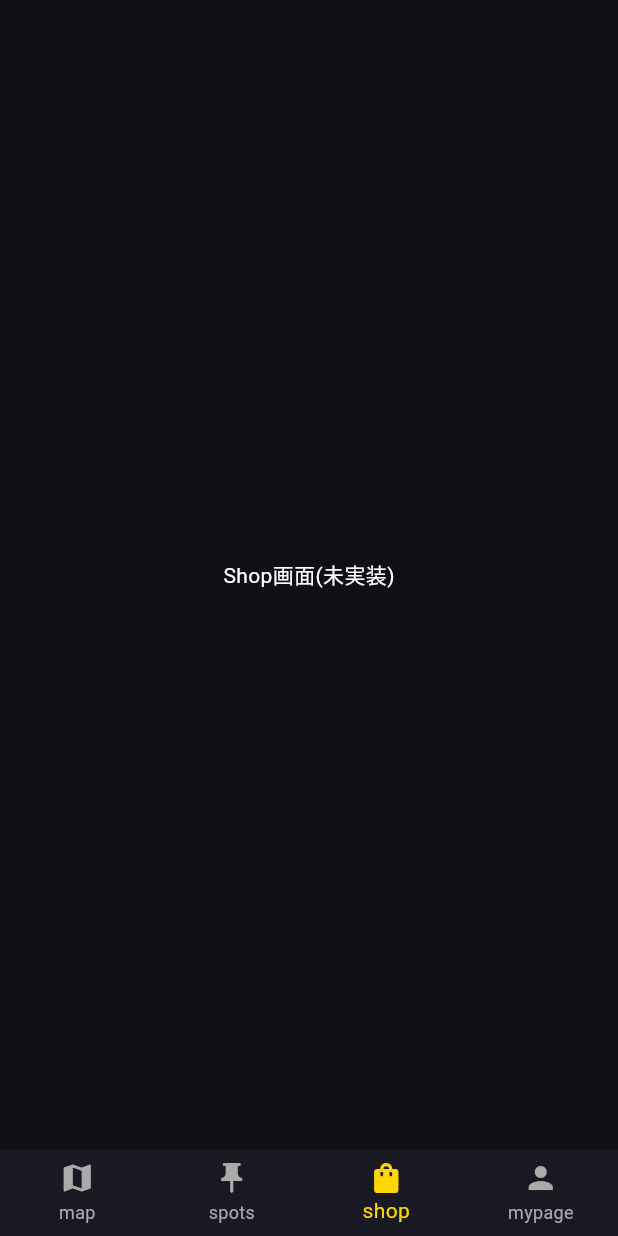
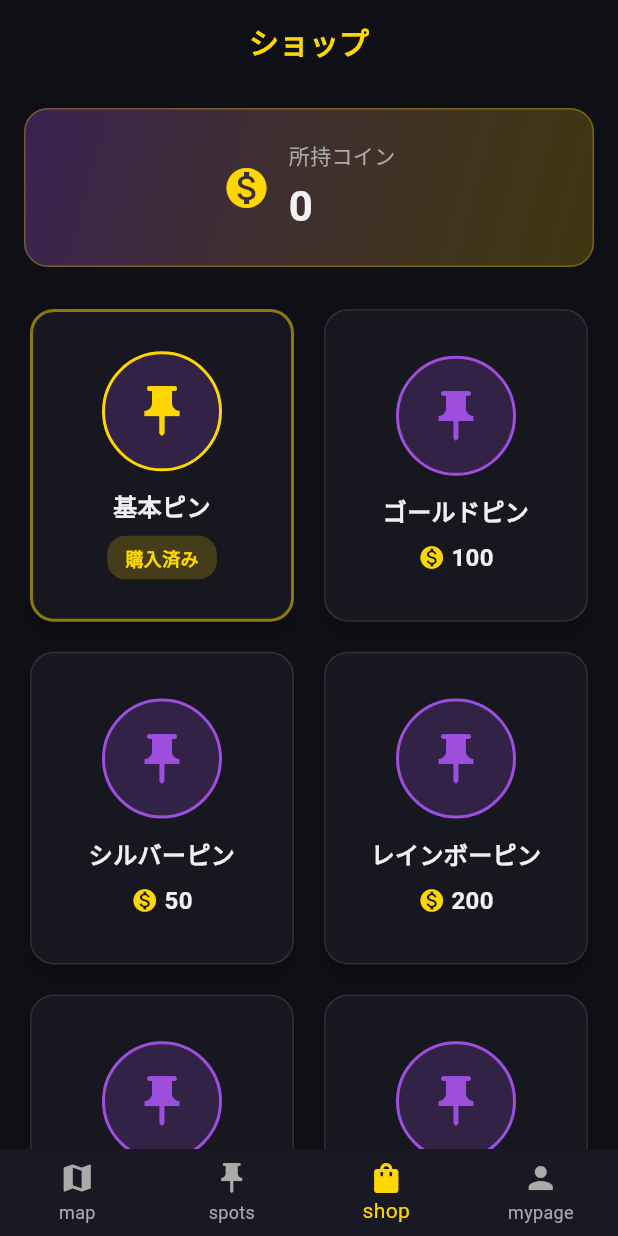
Before and after one commit to j22268tm/numyp, a Flutter app: the MapScreen screen opened directly, item 3 of the bottom bar chosen, on a phone screen of 412 x 824 dp. Run offline on Flutter 3.47's test engine with Material 3 defaults, Android fonts, the phone set to English and light mode, and no system bars; our stand-ins replace dio, flutter_riverpod, google_maps_flutter; network calls fail; Roboto replaces fonts that are missing (Noto Sans JP).

Commit message:
ショップの画面を作りました

```diff
--- a/numyp/lib/screens/map/map_screen.dart
+++ b/numyp/lib/screens/map/map_screen.dart
@@ -14,6 +14,7 @@ import '../../widgets/spot_detail_card.dart';
 import '../../widgets/spot_preview_card.dart';
 import '../mypage/mypage_screen.dart';
 import '../pin/pin_list_screen.dart';
+import '../shop/shop_screeen.dart';
 
 /// メイン地図画面
 /// APIから取得したスポットを表示し、選択できる
@@ -67,10 +68,7 @@ class _MapScreenState extends ConsumerState<MapScreen> {
         body = const PinListScreen();
         break;
       case 2:
-        // TODO: Shop画面を実装
-        body = const Center(
-          child: Text('Shop画面(未実装)', style: TextStyle(color: Colors.white)),
-        );
+        body = const ShopScreen();
         break;
       default:
         body = const MyPageScreen();
--- a/numyp/lib/screens/shop/shop_screeen.dart
+++ b/numyp/lib/screens/shop/shop_screeen.dart
@@ -0,0 +1,222 @@
+import 'package:flutter/material.dart';
+import 'package:flutter_riverpod/flutter_riverpod.dart';
+
+import '../../config/theme.dart';
+import '../../providers/auth_provider.dart';
+
+/// ショップ画面
+/// ユーザーがピンのスキンを閲覧・購入できる画面
+class ShopScreen extends ConsumerWidget {
+  const ShopScreen({super.key});
+
+  @override
+  Widget build(BuildContext context, WidgetRef ref) {
+    final authState = ref.watch(authProvider);
+    final user = authState.user;
+    final colors = AppColors.of(context);
+
+    // サンプルデータ（将来的にはAPIから取得）
+    final sampleSkins = [
+      {'id': '1', 'name': '基本ピン', 'price': 0, 'imageUrl': null},
+      {'id': '2', 'name': 'ゴールドピン', 'price': 100, 'imageUrl': null},
+      {'id': '3', 'name': 'シルバーピン', 'price': 50, 'imageUrl': null},
+      {'id': '4', 'name': 'レインボーピン', 'price': 200, 'imageUrl': null},
+      {'id': '5', 'name': 'ダイヤモンドピン', 'price': 500, 'imageUrl': null},
+      {'id': '6', 'name': 'スターピン', 'price': 150, 'imageUrl': null},
+    ];
+
+    return Scaffold(
+      backgroundColor: colors.midnightBackground,
+      appBar: AppBar(
+        title: const Text('ショップ'),
+        backgroundColor: colors.midnightBackground,
+        foregroundColor: colors.textPrimary,
+        elevation: 0,
+      ),
+      body: Column(
+        children: [
+          // コイン残高表示セクション
+          Container(
+            width: double.infinity,
+            margin: const EdgeInsets.all(16),
+            padding: const EdgeInsets.all(20),
+            decoration: BoxDecoration(
+              gradient: LinearGradient(
+                colors: [
+                  colors.fantasyPurple.withValues(alpha: 0.3),
+                  colors.magicGold.withValues(alpha: 0.2),
+                ],
+                begin: Alignment.topLeft,
+                end: Alignment.bottomRight,
+              ),
+              borderRadius: BorderRadius.circular(16),
+              border: Border.all(
+                color: colors.magicGold.withValues(alpha: 0.3),
+              ),
+            ),
+            child: Row(
+              mainAxisAlignment: MainAxisAlignment.center,
+              children: [
+                Icon(Icons.monetization_on, color: colors.magicGold, size: 32),
+                const SizedBox(width: 12),
+                Column(
+                  crossAxisAlignment: CrossAxisAlignment.start,
+                  children: [
+                    Text(
+                      '所持コイン',
+                      style: TextStyle(
+                        color: colors.textSecondary,
+                        fontSize: 14,
+                      ),
+                    ),
+                    const SizedBox(height: 4),
+                    Text(
+                      '${user?.coins ?? 0}',
+                      style: TextStyle(
+                        color: colors.textPrimary,
+                        fontSize: 28,
+                        fontWeight: FontWeight.bold,
+                      ),
+                    ),
+                  ],
+                ),
+              ],
+            ),
+          ),
+
+          // ピンアイコングリッド
+          Expanded(
+            child: GridView.builder(
+              padding: const EdgeInsets.symmetric(horizontal: 16, vertical: 8),
+              gridDelegate: const SliverGridDelegateWithFixedCrossAxisCount(
+                crossAxisCount: 2,
+                childAspectRatio: 0.85,
+                crossAxisSpacing: 12,
+                mainAxisSpacing: 12,
+              ),
+              itemCount: sampleSkins.length,
+              itemBuilder: (context, index) {
+                final skin = sampleSkins[index];
+                final price = skin['price'] as int;
+                final name = skin['name'] as String;
+                final isPurchased = price == 0; // 基本ピンは購入済みとする
+
+                return Card(
+                  elevation: 4,
+                  shape: RoundedRectangleBorder(
+                    borderRadius: BorderRadius.circular(16),
+                    side: BorderSide(
+                      color: isPurchased
+                          ? colors.magicGold.withValues(alpha: 0.5)
+                          : Colors.white10,
+                      width: isPurchased ? 2 : 1,
+                    ),
+                  ),
+                  color: colors.cardSurface.withValues(alpha: 0.8),
+                  child: InkWell(
+                    onTap: () {
+                      // 購入処理を実装
+                      ScaffoldMessenger.of(context).showSnackBar(
+                        SnackBar(
+                          content: Text('$name の購入機能は開発中です'),
+                          duration: const Duration(seconds: 2),
+                        ),
+                      );
+                    },
+                    borderRadius: BorderRadius.circular(16),
+                    child: Padding(
+                      padding: const EdgeInsets.all(16),
+                      child: Column(
+                        mainAxisAlignment: MainAxisAlignment.center,
+                        children: [
+                          // ピンアイコン
+                          Container(
+                            width: 80,
+                            height: 80,
+                            decoration: BoxDecoration(
+                              color: colors.fantasyPurple.withValues(
+                                alpha: 0.2,
+                              ),
+                              shape: BoxShape.circle,
+                              border: Border.all(
+                                color: isPurchased
+                                    ? colors.magicGold
+                                    : colors.fantasyPurple,
+                                width: 2,
+                              ),
+                            ),
+                            child: Icon(
+                              Icons.push_pin,
+                              size: 40,
+                              color: isPurchased
+                                  ? colors.magicGold
+                                  : colors.fantasyPurple,
+                            ),
+                          ),
+                          const SizedBox(height: 12),
+
+                          // スキン名
+                          Text(
+                            name,
+                            style: TextStyle(
+                              color: colors.textPrimary,
+                              fontSize: 16,
+                              fontWeight: FontWeight.bold,
+                            ),
+                            textAlign: TextAlign.center,
+                          ),
+                          const SizedBox(height: 8),
+
+                          // 価格または購入済み表示
+                          if (isPurchased)
+                            Container(
+                              padding: const EdgeInsets.symmetric(
+                                horizontal: 12,
+                                vertical: 6,
+                              ),
+                              decoration: BoxDecoration(
+                                color: colors.magicGold.withValues(alpha: 0.2),
+                                borderRadius: BorderRadius.circular(12),
+                              ),
+                              child: Text(
+                                '購入済み',
+                                style: TextStyle(
+                                  color: colors.magicGold,
+                                  fontSize: 12,
+                                  fontWeight: FontWeight.bold,
+                                ),
+                              ),
+                            )
+                          else
+                            Row(
+                              mainAxisAlignment: MainAxisAlignment.center,
+                              children: [
+                                Icon(
+                                  Icons.monetization_on,
+                                  color: colors.magicGold,
+                                  size: 18,
+                                ),
+                                const SizedBox(width: 4),
+                                Text(
+                                  '$price',
+                                  style: TextStyle(
+                                    color: colors.textPrimary,
+                                    fontSize: 16,
+                                    fontWeight: FontWeight.bold,
+                                  ),
+                                ),
+                              ],
+                            ),
+                        ],
+                      ),
+                    ),
+                  ),
+                );
+              },
+            ),
+          ),
+        ],
+      ),
+    );
+  }
+}
```
